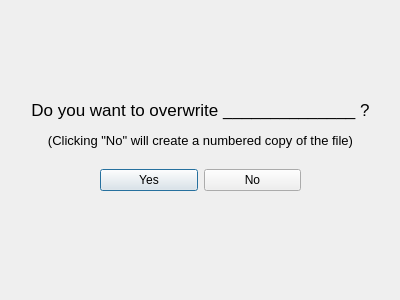
heathercaz/homebrew-controller, file fileConfirmation.ui: the form before one commit.
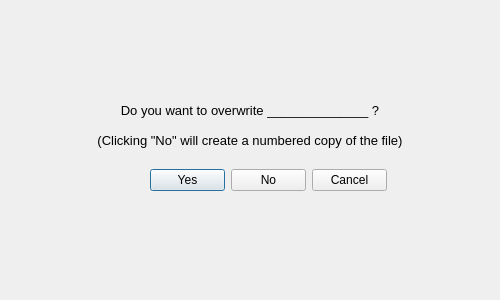
The form after the commit. Icons and pictures are not drawn.

Diff of the .ui file:
```diff
--- a/fileConfirmation.ui
+++ b/fileConfirmation.ui
@@ -6,7 +6,7 @@
    <rect>
     <x>0</x>
     <y>0</y>
-    <width>400</width>
+    <width>500</width>
     <height>300</height>
    </rect>
   </property>
@@ -22,13 +22,13 @@
     <rect>
      <x>0</x>
      <y>100</y>
-     <width>401</width>
+     <width>500</width>
      <height>20</height>
     </rect>
    </property>
    <property name="font">
     <font>
-     <pointsize>13</pointsize>
+     <pointsize>10</pointsize>
     </font>
    </property>
    <property name="text">
@@ -49,7 +49,7 @@
     <rect>
      <x>0</x>
      <y>130</y>
-     <width>401</width>
+     <width>500</width>
      <height>20</height>
     </rect>
    </property>
@@ -70,16 +70,16 @@
     <rect>
      <x>0</x>
      <y>160</y>
-     <width>401</width>
+     <width>537</width>
      <height>41</height>
     </rect>
    </property>
    <layout class="QHBoxLayout" name="horizontalLayout">
     <property name="leftMargin">
-     <number>100</number>
+     <number>150</number>
     </property>
     <property name="rightMargin">
-     <number>100</number>
+     <number>150</number>
     </property>
     <item>
      <widget class="QPushButton" name="yesButton">
@@ -95,6 +95,13 @@
       </property>
      </widget>
     </item>
+    <item>
+     <widget class="QPushButton" name="pushButton">
+      <property name="text">
+       <string>Cancel</string>
+      </property>
+     </widget>
+    </item>
    </layout>
   </widget>
  </widget>
```
